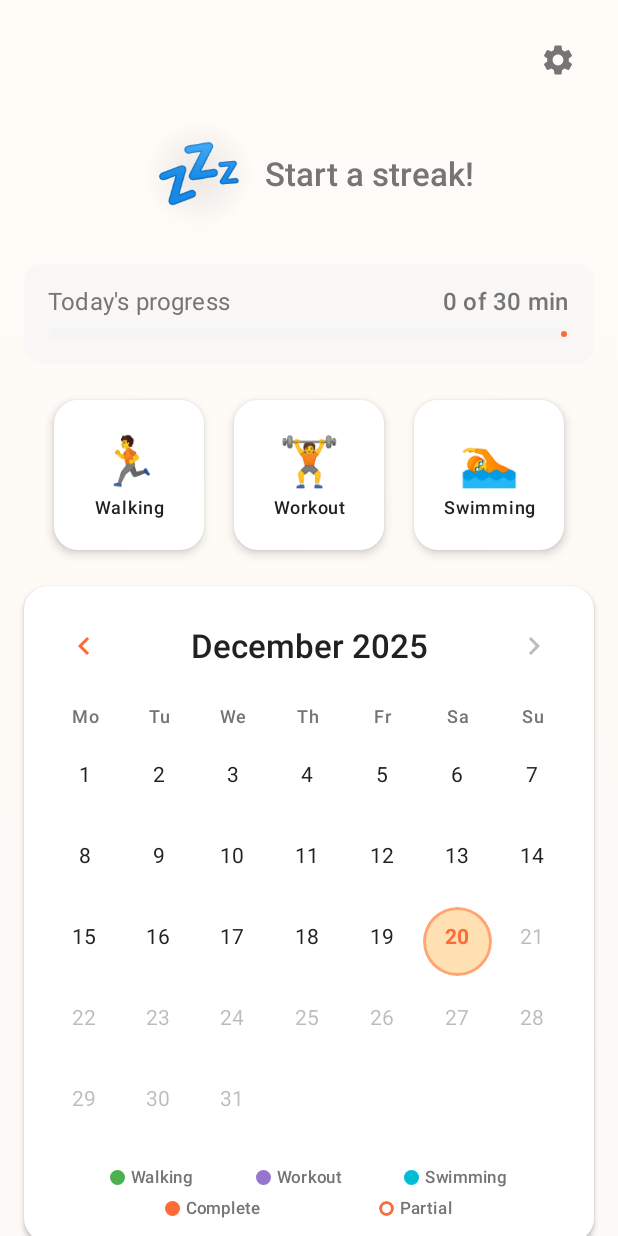
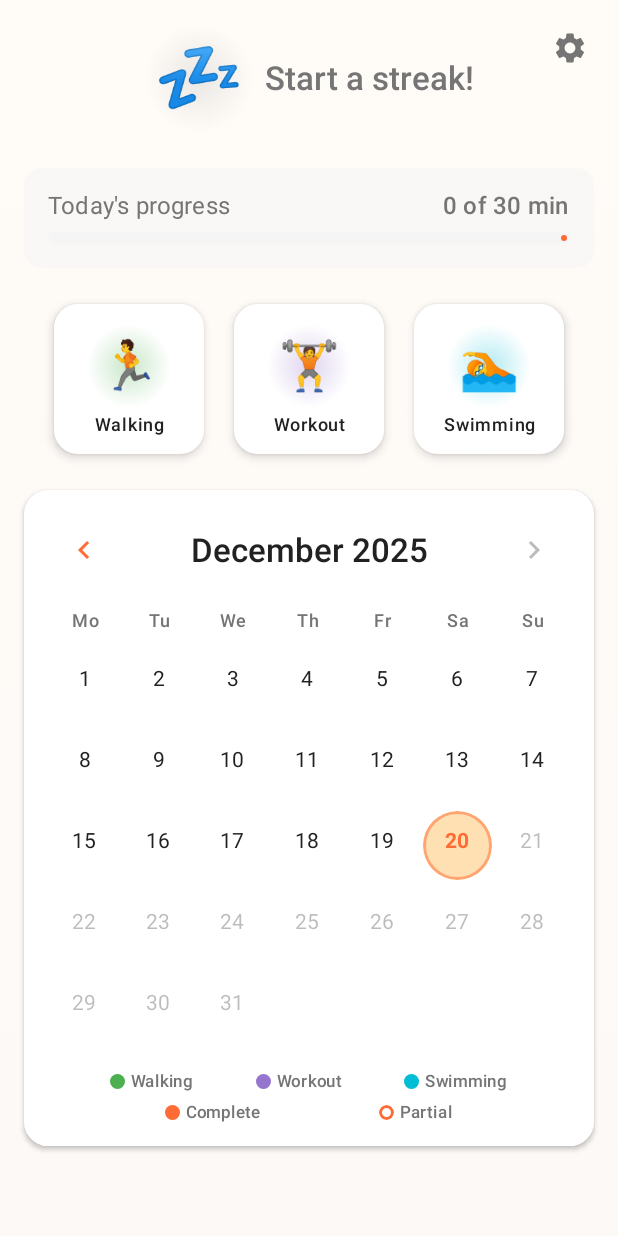
Before and after one commit to r0mai/streak-tracker, an Android app built with Jetpack Compose: the screen it shows after launch (MainActivity), on a phone screen of 412 x 824 dp. Run offline under Robolectric (Android 15) with nearby library versions, the phone set to English and light mode, and no system bars; our stand-ins replace Room's generated code.

Commit message:
UI refinements

```diff
--- a/app/src/main/java/com/streaktracker/ui/MainScreen.kt
+++ b/app/src/main/java/com/streaktracker/ui/MainScreen.kt
@@ -24,6 +24,10 @@ import androidx.compose.ui.Modifier
 import androidx.compose.ui.draw.clip
 import androidx.compose.ui.graphics.Brush
 import androidx.compose.ui.graphics.Color
+import androidx.compose.ui.graphics.ColorMatrix
+import androidx.compose.ui.graphics.asComposeRenderEffect
+import androidx.compose.ui.graphics.graphicsLayer
+import android.graphics.RenderEffect
 import androidx.compose.ui.text.font.FontWeight
 import androidx.compose.ui.text.style.TextAlign
 import androidx.compose.ui.unit.dp
@@ -60,6 +64,11 @@ fun MainScreen(
         onCloseSettings()
     }
 
+    // Handle back button when activity input panel is open
+    BackHandler(enabled = uiState.selectedActivityType != null) {
+        onCancelInput()
+    }
+
     Box(modifier = modifier.fillMaxSize()) {
         Column(
             modifier = Modifier
@@ -76,26 +85,11 @@ fun MainScreen(
                 .padding(16.dp),
             horizontalAlignment = Alignment.CenterHorizontally
         ) {
-            // Settings Button Row
-            Row(
-                modifier = Modifier.fillMaxWidth(),
-                horizontalArrangement = Arrangement.End
-            ) {
-                IconButton(onClick = onOpenSettings) {
-                    Icon(
-                        imageVector = Icons.Default.Settings,
-                        contentDescription = stringResource(R.string.settings_content_description),
-                        tint = MaterialTheme.colorScheme.onSurfaceVariant
-                    )
-                }
-            }
-
-            Spacer(modifier = Modifier.height(16.dp))
-
             // Streak Display (hidden while loading)
             if (!uiState.isLoading) {
                 StreakDisplay(
                     streak = uiState.currentStreak,
+                    goalMet = uiState.todayProgress >= uiState.dailyGoal,
                     modifier = Modifier.padding(bottom = 24.dp)
                 )
             }
@@ -154,6 +148,20 @@ fun MainScreen(
             Spacer(modifier = Modifier.height(32.dp))
         }
 
+        // Settings button (floating top-right)
+        IconButton(
+            onClick = onOpenSettings,
+            modifier = Modifier
+                .align(Alignment.TopEnd)
+                .padding(8.dp)
+        ) {
+            Icon(
+                imageVector = Icons.Default.Settings,
+                contentDescription = stringResource(R.string.settings_content_description),
+                tint = MaterialTheme.colorScheme.onSurfaceVariant
+            )
+        }
+
         // Settings Panel Overlay
         AnimatedVisibility(
             visible = uiState.showSettings,
@@ -177,6 +185,7 @@ fun MainScreen(
 @Composable
 fun StreakDisplay(
     streak: Int,
+    goalMet: Boolean,
     modifier: Modifier = Modifier
 ) {
     // Track previous streak to detect extensions
@@ -201,6 +210,14 @@ fun StreakDisplay(
 
     val displayedStreak = animatedValue.value.toInt()
     val hasStreak = streak > 0
+    val isActive = hasStreak && goalMet
+
+    // Dimming filter for inactive flame
+    val dimmerMatrix = remember(isActive) {
+        ColorMatrix().apply {
+            setToScale(1f, 1f, 1f, 0.3f)
+        }
+    }
 
     Row(
         modifier = modifier,
@@ -214,13 +231,16 @@ fun StreakDisplay(
                 .clip(CircleShape)
                 .background(
                     Brush.radialGradient(
-                        colors = if (hasStreak) {
-                            listOf(
+                        colors = when {
+                            isActive -> listOf(
                                 FireOrangeLight.copy(alpha = 0.4f),
                                 Color.Transparent
                             )
-                        } else {
-                            listOf(
+                            hasStreak -> listOf(
+                                MaterialTheme.colorScheme.onSurfaceVariant.copy(alpha = 0.2f),
+                                Color.Transparent
+                            )
+                            else -> listOf(
                                 MaterialTheme.colorScheme.onSurfaceVariant.copy(alpha = 0.15f),
                                 Color.Transparent
                             )
@@ -230,7 +250,14 @@ fun StreakDisplay(
         ) {
             Text(
                 text = if (hasStreak) "🔥" else "💤",
-                fontSize = 48.sp
+                fontSize = 48.sp,
+                modifier = Modifier.graphicsLayer {
+                    renderEffect = if (!isActive && hasStreak) {
+                        RenderEffect.createColorFilterEffect(
+                            android.graphics.ColorMatrixColorFilter(dimmerMatrix.values)
+                        ).asComposeRenderEffect()
+                    } else null
+                }
             )
         }
 
@@ -382,10 +409,24 @@ fun ActivityButton(
             horizontalAlignment = Alignment.CenterHorizontally,
             verticalArrangement = Arrangement.Center
         ) {
-            Text(
-                text = emoji,
-                fontSize = 32.sp
-            )
+            Box(
+                contentAlignment = Alignment.Center,
+                modifier = Modifier
+                    .size(56.dp)
+                    .background(
+                        Brush.radialGradient(
+                            colors = listOf(
+                                color.copy(alpha = 0.3f),
+                                Color.Transparent
+                            )
+                        )
+                    )
+            ) {
+                Text(
+                    text = emoji,
+                    fontSize = 32.sp
+                )
+            }
 
             Spacer(modifier = Modifier.height(4.dp))
 
@@ -450,18 +491,30 @@ fun ActivityInputPanel(
                 modifier = Modifier.fillMaxWidth(),
                 horizontalArrangement = Arrangement.SpaceEvenly
             ) {
-                DurationButton(
-                    text = stringResource(R.string.duration_5min),
-                    onClick = { onAddDuration(5) }
-                )
-                DurationButton(
-                    text = stringResource(R.string.duration_15min),
-                    onClick = { onAddDuration(15) }
-                )
-                DurationButton(
-                    text = stringResource(R.string.duration_1h),
-                    onClick = { onAddDuration(60) }
-                )
+                FilledTonalButton(
+                    onClick = { onAddDuration(5) },
+                    modifier = Modifier.weight(1f)
+                ) {
+                    Text(stringResource(R.string.duration_5min))
+                }
+
+                Spacer(modifier = Modifier.width(8.dp))
+
+                FilledTonalButton(
+                    onClick = { onAddDuration(15) },
+                    modifier = Modifier.weight(1f)
+                ) {
+                    Text(stringResource(R.string.duration_15min))
+                }
+
+                Spacer(modifier = Modifier.width(8.dp))
+
+                FilledTonalButton(
+                    onClick = { onAddDuration(60) },
+                    modifier = Modifier.weight(1f)
+                ) {
+                    Text(stringResource(R.string.duration_1h))
+                }
             }
 
             Spacer(modifier = Modifier.height(16.dp))
@@ -502,20 +555,6 @@ fun ActivityInputPanel(
                 }
             }
         }
-    }
-}
-
-@Composable
-fun DurationButton(
-    text: String,
-    onClick: () -> Unit,
-    modifier: Modifier = Modifier
-) {
-    FilledTonalButton(
-        onClick = onClick,
-        modifier = modifier
-    ) {
-        Text(text)
     }
 }
 
```
Also changed, not shown: 1 other file.
